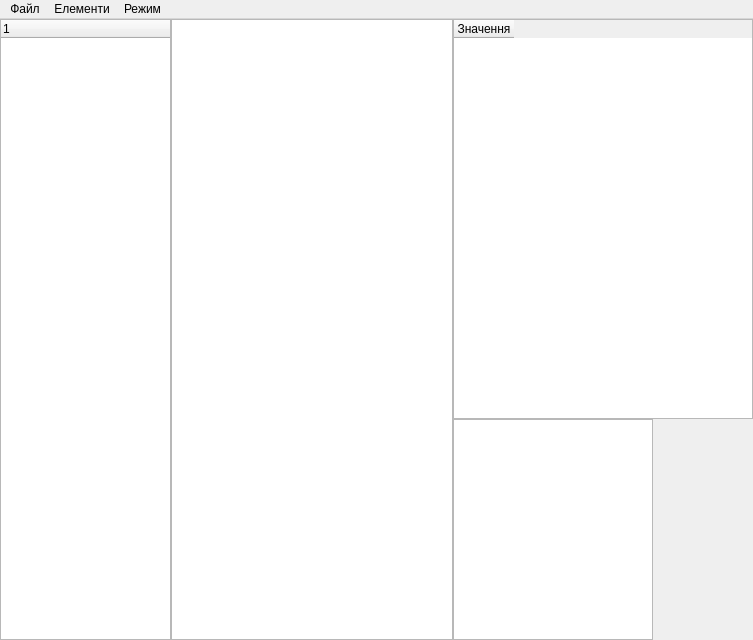
This is mainwindow.ui in nazarlamer/Painting as Qt 5 draws it before an edit. The edited form follows.
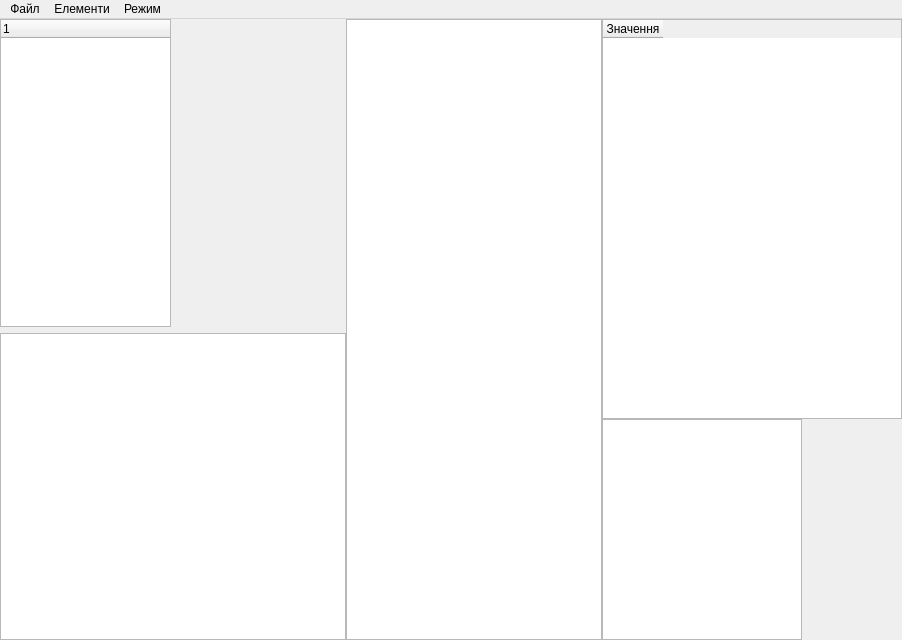
This is the edited form. Custom widgets are drawn as their Qt base class.

Patch:
```diff
--- a/mainwindow.ui
+++ b/mainwindow.ui
@@ -6,7 +6,7 @@
    <rect>
     <x>0</x>
     <y>0</y>
-    <width>753</width>
+    <width>902</width>
     <height>640</height>
    </rect>
   </property>
@@ -44,6 +44,8 @@
          <enum>QLayout::SetMaximumSize</enum>
         </property>
         <item>
+         <layout class="QVBoxLayout" name="verticalLayout_4">
+          <item>
          <widget class="QTreeWidget" name="treeWidget">
           <property name="sizePolicy">
            <sizepolicy hsizetype="Fixed" vsizetype="Expanding">
@@ -65,6 +67,11 @@
          </widget>
         </item>
         <item>
+           <widget class="QListView" name="lvFiles"/>
+          </item>
+         </layout>
+        </item>
+        <item>
          <widget class="MyGraphicsView" name="graphicsView">
           <property name="sizePolicy">
            <sizepolicy hsizetype="Preferred" vsizetype="Preferred">
@@ -180,7 +187,7 @@
     <rect>
      <x>0</x>
      <y>0</y>
-     <width>753</width>
+     <width>902</width>
      <height>18</height>
     </rect>
    </property>
```
Left out of the diff: 13 changed lines with no effect on the pictures. Lines whose indentation alone changed are shown as unchanged.
